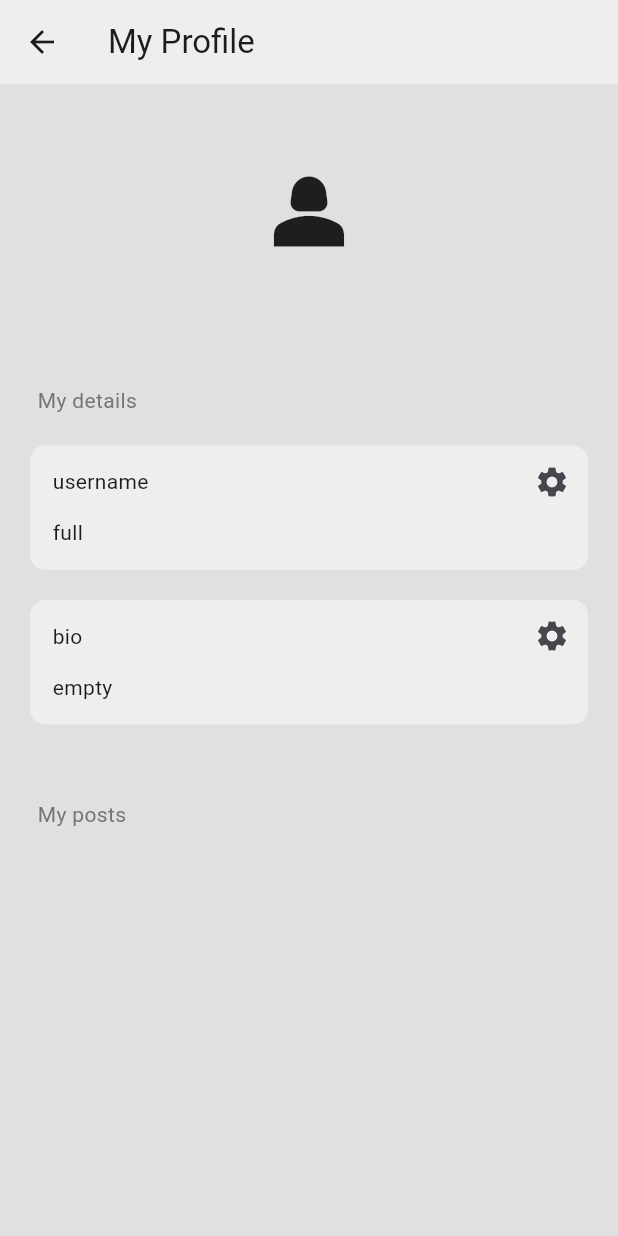
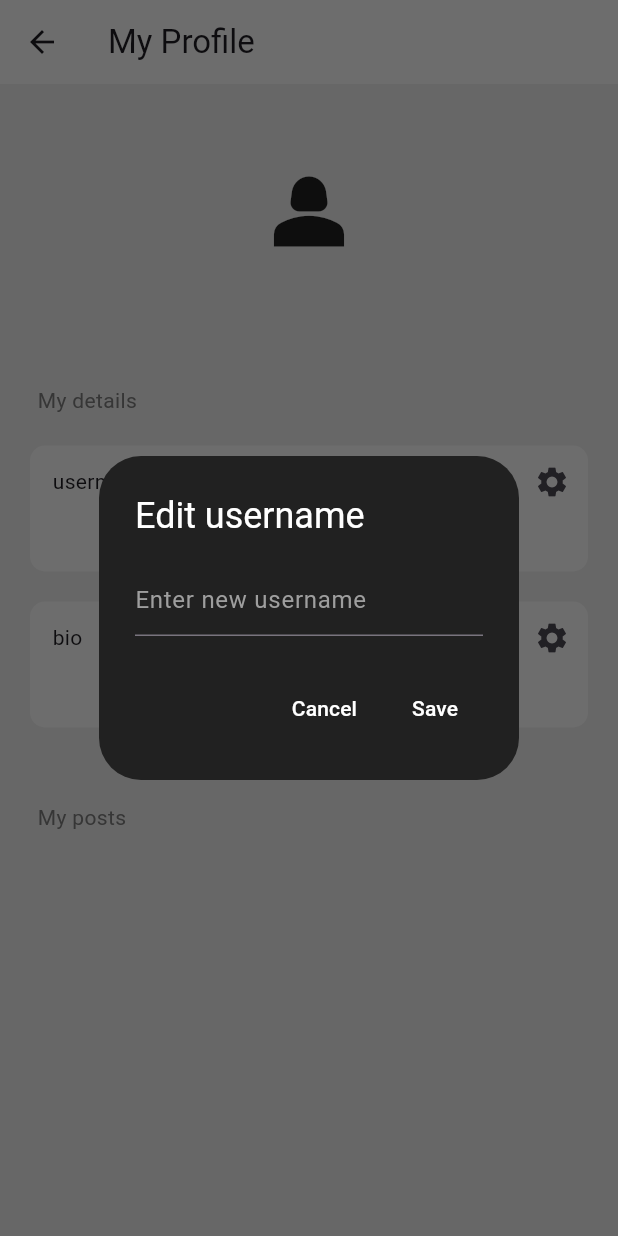
Before and after one commit to jiggy606/flutter_chat, a Flutter app: the ProfilePage screen opened directly, after a tap on the "settings" icon, on a phone screen of 412 x 824 dp. Run offline on Flutter 3.47's test engine with Material 3 defaults, Android fonts, the phone set to English and light mode, and no system bars; our stand-ins replace cloud_firestore, firebase_auth, firebase_core; accounts and stored records are empty.

```diff
--- a/lib/components/text_box.dart
+++ b/lib/components/text_box.dart
@@ -4,7 +4,12 @@ class MyTextBox extends StatelessWidget {
   final String text;
   final String sectionName;
   final void Function()? onPressed;
-  const MyTextBox({super.key, required this.text, required this.sectionName, required this.onPressed});
+  const MyTextBox({
+    super.key,
+    required this.text,
+    required this.sectionName,
+    required this.onPressed
+  });
 
   @override
   Widget build(BuildContext context) {
@@ -25,7 +30,7 @@ class MyTextBox extends StatelessWidget {
               Text(sectionName),
 
               // edit button
-              IconButton(onPressed: () {}, icon: Icon(Icons.settings))
+              IconButton(onPressed: onPressed, icon: Icon(Icons.settings))
             ],
           ),
 
--- a/lib/pages/home_page.dart
+++ b/lib/pages/home_page.dart
@@ -65,8 +65,11 @@ class _HomePageState extends State<HomePage> {
     return Scaffold(
         backgroundColor: Colors.grey[300],
         appBar: AppBar(
-          title: Text("The wall"),
-          backgroundColor: Colors.grey[800],
+          title: Text(
+            "The wall",
+            style: TextStyle(color: Colors.white),
+          ),
+          backgroundColor: Colors.grey[900],
         ),
         // drawer: MyDrawer(),
         body: Center(
--- a/lib/pages/profile_page.dart
+++ b/lib/pages/profile_page.dart
@@ -1,4 +1,7 @@
+// import 'dart:html';
+
 import 'package:chat_app/components/text_box.dart';
+import 'package:cloud_firestore/cloud_firestore.dart';
 import 'package:firebase_auth/firebase_auth.dart';
 import 'package:flutter/material.dart';
 
@@ -15,7 +18,45 @@ class _ProfilePageState extends State<ProfilePage> {
 
   // edit field
   Future<void> editField(String field) async {
+    String newValue = "";
+    await showDialog(
+        context: context,
+        builder: (context) => AlertDialog(
+              backgroundColor: Colors.grey[900],
+              title: Text(
+                "Edit $field",
+                style: const TextStyle(color: Colors.white),
+              ),
+              content: TextField(
+                autocorrect: true,
+                style: TextStyle(color: Colors.white),
+                decoration: InputDecoration(
+                    hintText: "Enter new $field",
+                    hintStyle: TextStyle(color: Colors.grey)),
+                onChanged: (value) {
+                  newValue = value;
+                },
+              ),
+              actions: [
+                // cancel button
+                TextButton(
+                  onPressed: () => Navigator.pop(context),
+                  child: Text(
+                    'Cancel',
+                    style: TextStyle(color: Colors.white),
+                  )
+                ),
 
+                // save button
+                TextButton(
+                  onPressed: () => Navigator.of(context).pop(newValue),
+                  child: Text(
+                    'Save',
+                    style: TextStyle(color: Colors.white),
+                  )
+                ),
+              ],
+            ));
   }
 
   @override
@@ -26,7 +67,17 @@ class _ProfilePageState extends State<ProfilePage> {
           backgroundColor: Colors.grey[200],
           title: Text('My Profile'),
         ),
-      body: ListView(
+        body: StreamBuilder<DocumentSnapshot>(
+          stream: FirebaseFirestore.instance
+              .collection("Users")
+              .doc(currentUser.email)
+              .snapshots(),
+          builder: (context, snapshot) {
+            // get user data
+            if (snapshot.hasData) {
+              final userData = snapshot.data!.data() as Map<String, dynamic>;
+
+              return ListView(
                 children: [
                   const SizedBox(
                     height: 50,
@@ -49,7 +100,9 @@ class _ProfilePageState extends State<ProfilePage> {
                     style: TextStyle(color: Colors.grey[700]),
                   ),
 
-          const SizedBox(height: 50,),
+                  const SizedBox(
+                    height: 50,
+                  ),
 
                   // user details
                   Padding(
@@ -62,19 +115,21 @@ class _ProfilePageState extends State<ProfilePage> {
 
                   // username
                   MyTextBox(
-            text: 'full',
+                    text: userData['username'],
                     sectionName: 'username',
                     onPressed: () => editField('username'),
                   ),
 
                   // bio
                   MyTextBox(
-            text: 'empty',
+                    text: userData['bio'],
                     sectionName: 'bio',
                     onPressed: () => editField('bio'),
                   ),
 
-          const SizedBox(height: 50,),
+                  const SizedBox(
+                    height: 50,
+                  ),
 
                   // user posts
                   Padding(
@@ -85,7 +140,17 @@ class _ProfilePageState extends State<ProfilePage> {
                     ),
                   ),
                 ],
-      ),
+              );
+            } else if (snapshot.hasError) {
+              return Center(
+                child: Text('Error${snapshot.error}'),
               );
             }
+
+            return const Center(
+              child: CircularProgressIndicator(),
+            );
+          },
+        ));
   }
+}
--- a/lib/pages/register_page.dart
+++ b/lib/pages/register_page.dart
@@ -45,7 +45,7 @@ class _RegisterPageState extends State<RegisterPage> {
               email: emailTextController.text,
               password: passwordTextController.text);
 
-      // create in cloud for user
+      // create in cloud for user (firebase)
       FirebaseFirestore.instance
           .collection("Users")
           .doc(userCredential.user!.email)
```
Lines whose indentation alone changed are shown as unchanged.
